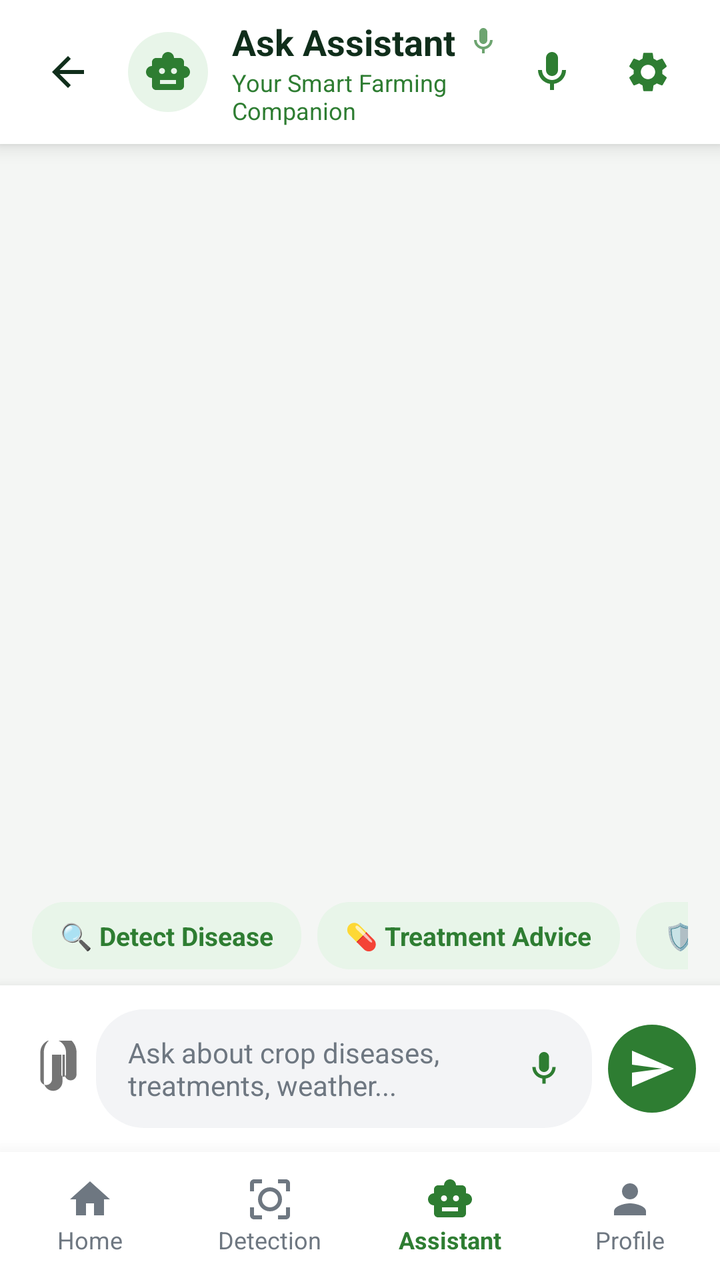
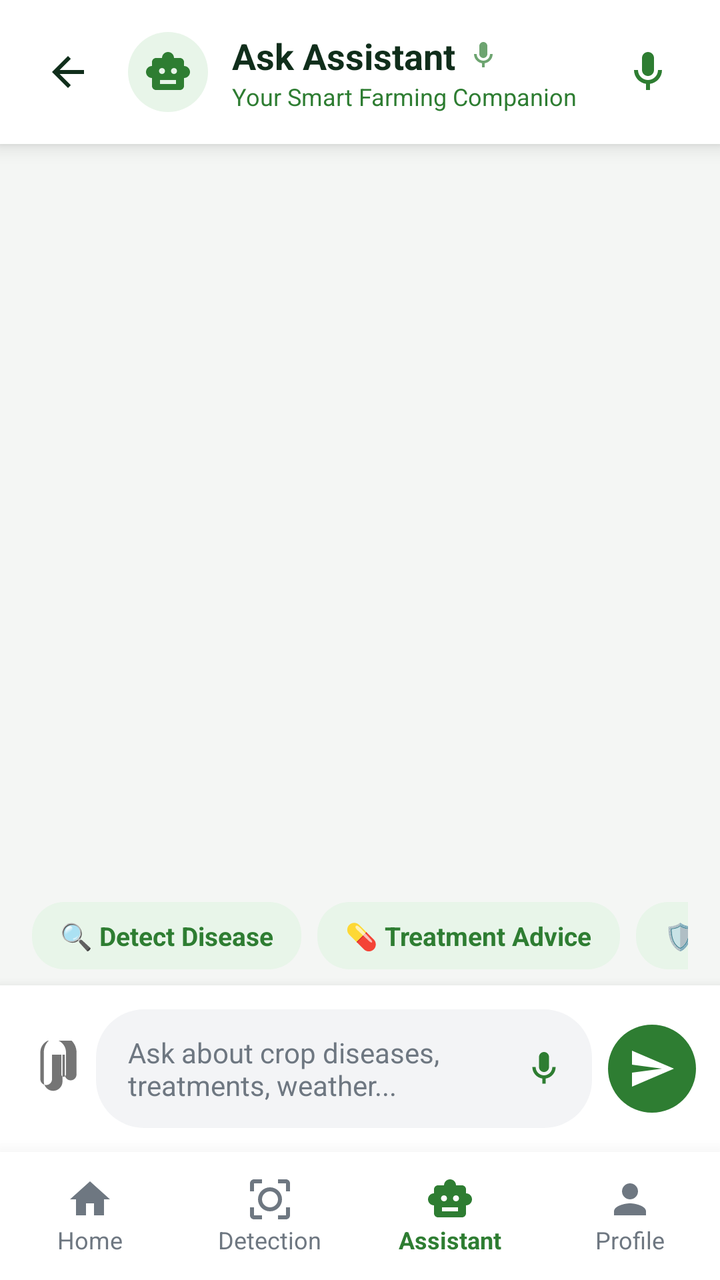

Two renders of the same Android screen: before a commit and after it. Below are the layout's source before the change and the commit's diff.
<!-- AndroidManifest.xml: application theme Theme.AgroAssist -->
<!-- res/layout/activity_chat_assistant.xml -->
<?xml version="1.0" encoding="utf-8"?>
<androidx.constraintlayout.widget.ConstraintLayout 
    xmlns:android="http://schemas.android.com/apk/res/android"
    xmlns:app="http://schemas.android.com/apk/res-auto"
    android:layout_width="match_parent"
    android:layout_height="match_parent"
    android:background="#F4F6F4">

    
    <LinearLayout
        android:id="@+id/header"
        android:layout_width="match_parent"
        android:layout_height="72dp"
        android:background="@color/white"
        android:elevation="6dp"
        android:gravity="center_vertical"
        android:orientation="horizontal"
        android:paddingHorizontal="16dp"
        app:layout_constraintTop_toTopOf="parent">

        <ImageView
            android:id="@+id/backButton"
            android:layout_width="36dp"
            android:layout_height="36dp"
            android:src="@drawable/ic_back"
            android:padding="6dp"
            android:background="?attr/selectableItemBackgroundBorderless"
            app:tint="@color/text_dark" />
            
        <ImageView
            android:id="@+id/agroAiLogo"
            android:layout_width="40dp"
            android:layout_height="40dp"
            android:layout_marginStart="12dp"
            android:src="@drawable/ic_assistant_bot"
            android:background="@drawable/circle_icon_bg_green"
            android:backgroundTint="#E8F5E9"
            android:padding="8dp"
            app:tint="@color/primary_green"/>

        <LinearLayout
            android:layout_width="0dp"
            android:layout_weight="1"
            android:layout_height="wrap_content"
            android:orientation="vertical"
            android:layout_marginStart="12dp">
            
            <LinearLayout
                android:layout_width="wrap_content"
                android:layout_height="wrap_content"
                android:orientation="horizontal"
                android:gravity="center_vertical">
                
                <TextView
                    android:id="@+id/textTitle"
                    android:layout_width="wrap_content"
                    android:layout_height="wrap_content"
                    android:text="Ask Assistant"
                    android:textColor="@color/text_dark"
                    android:textSize="18sp"
                    android:textStyle="bold" />
                
                <ImageView
                    android:layout_width="16dp"
                    android:layout_height="16dp"
                    android:layout_marginStart="6dp"
                    android:src="@drawable/ic_mic"
                    app:tint="@color/primary_green"
                    android:alpha="0.7"/>
            </LinearLayout>
            
            <TextView
                android:id="@+id/textSubtitle"
                android:layout_width="wrap_content"
                android:layout_height="wrap_content"
                android:text="Your Smart Farming Companion"
                android:textColor="@color/primary_green"
                android:textSize="12sp" />
        </LinearLayout>
        
        <ImageView
            android:id="@+id/btnHeaderMic"
            android:layout_width="40dp"
            android:layout_height="40dp"
            android:background="?attr/selectableItemBackgroundBorderless"
            android:src="@drawable/ic_mic"
            android:padding="8dp"
            app:tint="@color/primary_green" />

        <ImageView
            android:id="@+id/btnSettings"
            android:layout_width="40dp"
            android:layout_height="40dp"
            android:background="?attr/selectableItemBackgroundBorderless"
            android:src="@drawable/ic_settings"
            android:padding="8dp"
            app:tint="@color/primary_green"
            android:layout_marginStart="8dp" />
    </LinearLayout>

    
    <ScrollView
        android:id="@+id/chatScrollView"
        android:layout_width="match_parent"
        android:layout_height="0dp"
        android:padding="16dp"
        android:clipToPadding="false"
        app:layout_constraintTop_toBottomOf="@id/header"
        app:layout_constraintBottom_toTopOf="@id/suggestionChipsScroll">
        
        <LinearLayout
            android:id="@+id/chatContainer"
            android:layout_width="match_parent"
            android:layout_height="wrap_content"
            android:orientation="vertical">
        </LinearLayout>
    </ScrollView>

    
    <HorizontalScrollView
        android:id="@+id/suggestionChipsScroll"
        android:layout_width="match_parent"
        android:layout_height="wrap_content"
        android:scrollbars="none"
        android:background="#00000000"
        android:paddingHorizontal="16dp"
        android:paddingVertical="8dp"
        app:layout_constraintBottom_toTopOf="@id/inputArea">
        
        <LinearLayout
            android:layout_width="wrap_content"
            android:layout_height="wrap_content"
            android:orientation="horizontal"
            android:gravity="center_vertical">
            
            <TextView
                android:id="@+id/chipDetectDisease"
                android:layout_width="wrap_content"
                android:layout_height="wrap_content"
                android:text="🔍 Detect Disease"
                android:textSize="13sp"
                android:textColor="@color/primary_green"
                android:background="@drawable/bg_pill_green"
                android:backgroundTint="#E8F5E9"
                android:paddingHorizontal="14dp"
                android:paddingVertical="8dp"
                android:layout_marginEnd="8dp"
                android:clickable="true"
                android:focusable="true"
                android:textStyle="bold"/>

            <TextView
                android:id="@+id/chipTreatmentAdvice"
                android:layout_width="wrap_content"
                android:layout_height="wrap_content"
                android:text="💊 Treatment Advice"
                android:textSize="13sp"
                android:textColor="@color/primary_green"
                android:background="@drawable/bg_pill_green"
                android:backgroundTint="#E8F5E9"
                android:paddingHorizontal="14dp"
                android:paddingVertical="8dp"
                android:layout_marginEnd="8dp"
                android:clickable="true"
                android:focusable="true"
                android:textStyle="bold"/>

            <TextView
                android:id="@+id/chipPreventionTips"
                android:layout_width="wrap_content"
                android:layout_height="wrap_content"
                android:text="🛡️ Prevention Tips"
                android:textSize="13sp"
                android:textColor="@color/primary_green"
                android:background="@drawable/bg_pill_green"
                android:backgroundTint="#E8F5E9"
                android:paddingHorizontal="14dp"
                android:paddingVertical="8dp"
                android:layout_marginEnd="8dp"
                android:clickable="true"
                android:focusable="true"
                android:textStyle="bold"/>

            <TextView
                android:id="@+id/chipFertilizerGuide"
                android:layout_width="wrap_content"
                android:layout_height="wrap_content"
                android:text="🧪 Fertilizer Guide"
                android:textSize="13sp"
                android:textColor="@color/primary_green"
                android:background="@drawable/bg_pill_green"
                android:backgroundTint="#E8F5E9"
                android:paddingHorizontal="14dp"
                android:paddingVertical="8dp"
                android:layout_marginEnd="8dp"
                android:clickable="true"
                android:focusable="true"
                android:textStyle="bold"/>

            <TextView
                android:id="@+id/chipWeatherHelp"
                android:layout_width="wrap_content"
                android:layout_height="wrap_content"
                android:text="🌤️ Weather Help"
                android:textSize="13sp"
                android:textColor="@color/primary_green"
                android:background="@drawable/bg_pill_green"
                android:backgroundTint="#E8F5E9"
                android:paddingHorizontal="14dp"
                android:paddingVertical="8dp"
                android:clickable="true"
                android:focusable="true"
                android:textStyle="bold"/>
        </LinearLayout>
    </HorizontalScrollView>

    
    <LinearLayout
        android:id="@+id/inputArea"
        android:layout_width="match_parent"
        android:layout_height="wrap_content"
        android:background="@color/white"
        android:orientation="horizontal"
        android:padding="12dp"
        android:gravity="center_vertical"
        android:elevation="8dp"
        app:layout_constraintBottom_toTopOf="@id/bottomNav">
        
        <ImageView
            android:id="@+id/btnAttach"
            android:layout_width="28dp"
            android:layout_height="28dp"
            android:src="@drawable/ic_attachment"
            app:tint="#757575"
            android:layout_marginEnd="8dp"
            android:clickable="true"
            android:focusable="true"
            android:background="?attr/selectableItemBackgroundBorderless"/>

        <FrameLayout
            android:layout_width="0dp"
            android:layout_weight="1"
            android:layout_height="wrap_content">
            
            <EditText
                android:id="@+id/chatInput"
                android:layout_width="match_parent"
                android:layout_height="wrap_content"
                android:background="@drawable/bg_chat_input"
                android:paddingStart="16dp"
                android:paddingEnd="44dp"
                android:paddingTop="12dp"
                android:paddingBottom="12dp"
                android:hint="Ask about crop diseases, treatments, weather..."
                android:textColorHint="@color/text_secondary"
                android:textColor="@color/text_primary"
                android:textSize="14sp"
                android:maxLines="4"
                android:inputType="textMultiLine"/>

            <ImageView
                android:id="@+id/btnInputMic"
                android:layout_width="32dp"
                android:layout_height="32dp"
                android:layout_gravity="end|center_vertical"
                android:layout_marginEnd="8dp"
                android:src="@drawable/ic_mic"
                app:tint="@color/primary_green"
                android:padding="6dp"
                android:clickable="true"
                android:focusable="true"
                android:background="?attr/selectableItemBackgroundBorderless"/>
        </FrameLayout>
            
        <ImageView
            android:id="@+id/btnSend"
            android:layout_width="44dp"
            android:layout_height="44dp"
            android:layout_marginStart="8dp"
            android:src="@drawable/ic_send"
            android:background="@drawable/circle_icon_bg_green"
            android:backgroundTint="@color/primary_green"
            android:padding="10dp"
            app:tint="@color/white"
            android:clickable="true"
            android:focusable="true"/>
    </LinearLayout>

    
    <LinearLayout
        android:id="@+id/bottomNav"
        android:layout_width="match_parent"
        android:layout_height="64dp"
        android:background="@color/white"
        android:elevation="16dp"
        android:gravity="center"
        android:orientation="horizontal"
        app:layout_constraintBottom_toBottomOf="parent">

        <LinearLayout 
            android:id="@+id/navHome" 
            android:layout_width="0dp" 
            android:layout_height="wrap_content" 
            android:layout_weight="1" 
            android:gravity="center" 
            android:orientation="vertical"
            android:clickable="true"
            android:focusable="true"
            android:background="?attr/selectableItemBackground">
            <ImageView android:layout_width="24dp" android:layout_height="24dp" android:src="@drawable/ic_home" app:tint="@color/text_secondary" />
            <TextView android:layout_width="wrap_content" android:layout_height="wrap_content" android:text="Home" android:textColor="@color/text_secondary" android:textSize="12sp" />
        </LinearLayout>

        <LinearLayout 
            android:id="@+id/navDetection" 
            android:layout_width="0dp" 
            android:layout_height="wrap_content" 
            android:layout_weight="1" 
            android:gravity="center" 
            android:orientation="vertical"
            android:clickable="true"
            android:focusable="true"
            android:background="?attr/selectableItemBackground">
            <ImageView android:layout_width="24dp" android:layout_height="24dp" android:src="@drawable/ic_detect_disease" app:tint="@color/text_secondary" />
            <TextView android:layout_width="wrap_content" android:layout_height="wrap_content" android:text="Detection" android:textColor="@color/text_secondary" android:textSize="12sp" />
        </LinearLayout>

        <LinearLayout 
            android:id="@+id/navAssistant" 
            android:layout_width="0dp" 
            android:layout_height="wrap_content" 
            android:layout_weight="1" 
            android:gravity="center" 
            android:orientation="vertical"
            android:clickable="true"
            android:focusable="true"
            android:background="?attr/selectableItemBackground">
            <ImageView android:layout_width="24dp" android:layout_height="24dp" android:src="@drawable/ic_assistant_bot" app:tint="@color/primary_green" />
            <TextView android:layout_width="wrap_content" android:layout_height="wrap_content" android:text="Assistant" android:textColor="@color/primary_green" android:textSize="12sp" android:textStyle="bold" />
        </LinearLayout>

        <LinearLayout 
            android:id="@+id/navProfile" 
            android:layout_width="0dp" 
            android:layout_height="wrap_content" 
            android:layout_weight="1" 
            android:gravity="center" 
            android:orientation="vertical"
            android:clickable="true"
            android:focusable="true"
            android:background="?attr/selectableItemBackground">
            <ImageView android:layout_width="24dp" android:layout_height="24dp" android:src="@drawable/ic_profile" app:tint="@color/text_secondary" />
            <TextView android:layout_width="wrap_content" android:layout_height="wrap_content" android:text="Profile" android:textColor="@color/text_secondary" android:textSize="12sp" />
        </LinearLayout>
    </LinearLayout>

</androidx.constraintlayout.widget.ConstraintLayout>
<!-- resources referenced by this layout -->
<resources>
  <color name="primary_green">#2E7D32</color>
  <color name="text_dark">#102E1B</color>
  <color name="text_primary">#1D2125</color>
  <color name="text_secondary">#6E7781</color>
  <color name="white">#FFFFFF</color>
  <!-- drawable bg_chat_input (drawable) -->
  <?xml version="1.0" encoding="utf-8"?>
  <shape xmlns:android="http://schemas.android.com/apk/res/android">
      <solid android:color="#F3F4F6"/>
      <corners android:radius="24dp"/>
  </shape>
  <!-- drawable bg_pill_green (drawable) -->
  <?xml version="1.0" encoding="utf-8"?>
  <shape xmlns:android="http://schemas.android.com/apk/res/android">
      <solid android:color="#4CAF50"/>
      <corners android:radius="16dp"/>
  </shape>
  <!-- drawable circle_icon_bg_green (drawable) -->
  <?xml version="1.0" encoding="utf-8"?>
  <shape xmlns:android="http://schemas.android.com/apk/res/android" android:shape="oval">
      <solid android:color="#E8F5E9"/>
  </shape>
  <!-- drawable ic_back (drawable) -->
  <vector xmlns:android="http://schemas.android.com/apk/res/android"
      android:width="24dp"
      android:height="24dp"
      android:viewportWidth="24"
      android:viewportHeight="24">
    <path
        android:fillColor="#FF000000"
        android:pathData="M20,11H7.83l5.59,-5.59L12,4l-8,8 8,8 1.41,-1.41L7.83,13H20v-2z"/>
  </vector>
  <!-- drawable ic_home (drawable) -->
  <vector xmlns:android="http://schemas.android.com/apk/res/android"
      android:width="24dp"
      android:height="24dp"
      android:viewportWidth="24"
      android:viewportHeight="24">
    <path
        android:fillColor="#FF000000"
        android:pathData="M10,20v-6h4v6h5v-8h3L12,3 2,12h3v8z"/>
  </vector>
  <!-- drawable ic_send (drawable) -->
  <vector xmlns:android="http://schemas.android.com/apk/res/android"
      android:width="24dp"
      android:height="24dp"
      android:viewportWidth="24"
      android:viewportHeight="24">
      <path
          android:fillColor="#FFFFFFFF"
          android:pathData="M2,21L23,12L2,3V10L17,12L2,14Z" />
  </vector>
  <!-- drawable ic_settings (drawable) -->
  <vector xmlns:android="http://schemas.android.com/apk/res/android"
      android:width="24dp"
      android:height="24dp"
      android:viewportWidth="24"
      android:viewportHeight="24">
    <path
        android:fillColor="#FF000000"
        android:pathData="M19.14,12.94c0.04,-0.3 0.06,-0.61 0.06,-0.94c0,-0.32 -0.02,-0.64 -0.07,-0.94l2.03,-1.58c0.18,-0.14 0.23,-0.41 0.12,-0.61l-1.92,-3.32c-0.12,-0.22 -0.37,-0.29 -0.59,-0.22l-2.39,0.96c-0.5,-0.38 -1.03,-0.7 -1.62,-0.94L14.4,2.81c-0.04,-0.24 -0.24,-0.41 -0.48,-0.41h-3.84c-0.24,0 -0.43,0.17 -0.47,0.41L9.25,5.35C8.66,5.59 8.13,5.91 7.63,6.29L5.24,5.33c-0.22,-0.08 -0.47,0 -0.59,0.22L2.74,8.87c-0.12,0.21 -0.07,0.47 0.12,0.61l2.03,1.58C4.84,11.36 4.8,11.69 4.8,12c0,0.31 0.04,0.64 0.08,0.94l-2.03,1.58c-0.18,0.14 -0.23,0.41 -0.12,0.61l1.92,3.32c0.12,0.22 0.37,0.29 0.59,0.22l2.39,-0.96c0.5,0.38 1.03,0.7 1.62,0.94l0.36,2.54c0.05,0.24 0.24,0.41 0.48,0.41h3.84c0.24,0 0.43,-0.17 0.47,-0.41l0.36,-2.54c0.59,-0.24 1.13,-0.56 1.62,-0.94l2.39,0.96c0.22,0.08 0.47,0 0.59,-0.22l1.92,-3.32c0.12,-0.22 0.07,-0.47 -0.12,-0.61l-2.03,-1.58zM12,15.6c-1.98,0 -3.6,-1.62 -3.6,-3.6s1.62,-3.6 3.6,-3.6s3.6,1.62 3.6,3.6s-1.62,3.6 -3.6,3.6z"/>
  </vector>
  <style name="Theme.AgroAssist" parent="Theme.MaterialComponents.DayNight.NoActionBar">
          <item name="colorPrimary">@color/primary_green</item>
          <item name="colorPrimaryVariant">@color/white</item>
          <item name="colorOnPrimary">@color/white</item>
          <item name="android:statusBarColor">@color/white</item>
          <item name="android:windowLightStatusBar">true</item>
      </style>
  <!-- unchanged entries left out for length: 5 -->
</resources>

<!-- the commit's change to res/layout/activity_chat_assistant.xml (unified diff, before → after) -->
@@ -87,15 +87,6 @@
             android:padding="8dp"
             app:tint="@color/primary_green" />
 
-        <ImageView
-            android:id="@+id/btnSettings"
-            android:layout_width="40dp"
-            android:layout_height="40dp"
-            android:background="?attr/selectableItemBackgroundBorderless"
-            android:src="@drawable/ic_settings"
-            android:padding="8dp"
-            app:tint="@color/primary_green"
-            android:layout_marginStart="8dp" />
     </LinearLayout>
 
     
<!-- resource entries referenced after the edit -->
@@ -52,16 +52,6 @@
           android:fillColor="#FFFFFFFF"
           android:pathData="M2,21L23,12L2,3V10L17,12L2,14Z" />
   </vector>
-  <!-- drawable ic_settings (drawable) -->
-  <vector xmlns:android="http://schemas.android.com/apk/res/android"
-      android:width="24dp"
-      android:height="24dp"
-      android:viewportWidth="24"
-      android:viewportHeight="24">
-    <path
-        android:fillColor="#FF000000"
-        android:pathData="M19.14,12.94c0.04,-0.3 0.06,-0.61 0.06,-0.94c0,-0.32 -0.02,-0.64 -0.07,-0.94l2.03,-1.58c0.18,-0.14 0.23,-0.41 0.12,-0.61l-1.92,-3.32c-0.12,-0.22 -0.37,-0.29 -0.59,-0.22l-2.39,0.96c-0.5,-0.38 -1.03,-0.7 -1.62,-0.94L14.4,2.81c-0.04,-0.24 -0.24,-0.41 -0.48,-0.41h-3.84c-0.24,0 -0.43,0.17 -0.47,0.41L9.25,5.35C8.66,5.59 8.13,5.91 7.63,6.29L5.24,5.33c-0.22,-0.08 -0.47,0 -0.59,0.22L2.74,8.87c-0.12,0.21 -0.07,0.47 0.12,0.61l2.03,1.58C4.84,11.36 4.8,11.69 4.8,12c0,0.31 0.04,0.64 0.08,0.94l-2.03,1.58c-0.18,0.14 -0.23,0.41 -0.12,0.61l1.92,3.32c0.12,0.22 0.37,0.29 0.59,0.22l2.39,-0.96c0.5,0.38 1.03,0.7 1.62,0.94l0.36,2.54c0.05,0.24 0.24,0.41 0.48,0.41h3.84c0.24,0 0.43,-0.17 0.47,-0.41l0.36,-2.54c0.59,-0.24 1.13,-0.56 1.62,-0.94l2.39,0.96c0.22,0.08 0.47,0 0.59,-0.22l1.92,-3.32c0.12,-0.22 0.07,-0.47 -0.12,-0.61l-2.03,-1.58zM12,15.6c-1.98,0 -3.6,-1.62 -3.6,-3.6s1.62,-3.6 3.6,-3.6s3.6,1.62 3.6,3.6s-1.62,3.6 -3.6,3.6z"/>
-  </vector>
   <style name="Theme.AgroAssist" parent="Theme.MaterialComponents.DayNight.NoActionBar">
           <item name="colorPrimary">@color/primary_green</item>
           <item name="colorPrimaryVariant">@color/white</item>
